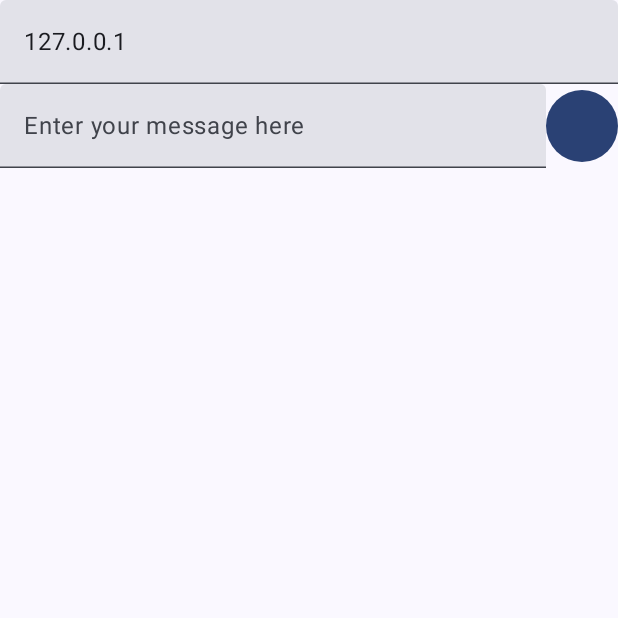
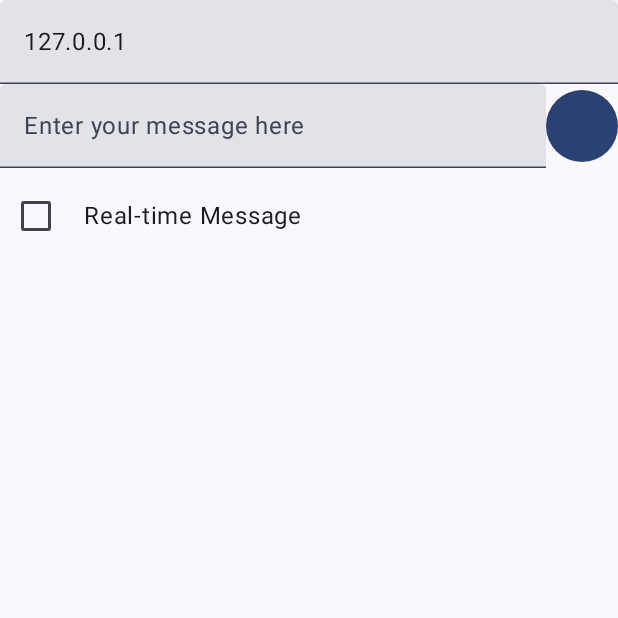
Before and after one commit to ScrapW/Chatbox, an Android app built with Jetpack Compose: the screen it shows after launch (MainActivity), on a phone screen of 412 x 824 dp, the top half of it. Run offline under Robolectric (Android 15) with nearby library versions, the phone set to English and light mode, and no system bars; libraries missing offline, so code that uses them is left out: com.illposed.osc.

Commit message:
Add Real-time Message Option

```diff
--- a/app/src/main/java/com/scrapw/chatbox/Chatbox.kt
+++ b/app/src/main/java/com/scrapw/chatbox/Chatbox.kt
@@ -23,7 +23,7 @@ class Chatbox {
         }
 
     var oscPort = 9000
-    var realtimeUpdate = true
+    var realtimeMsg = false
 
     private var inetAddress = InetAddress.getByName(ipAddress)
 
--- a/app/src/main/java/com/scrapw/chatbox/ui/ChatboxScreen.kt
+++ b/app/src/main/java/com/scrapw/chatbox/ui/ChatboxScreen.kt
@@ -1,16 +1,11 @@
 package com.scrapw.chatbox.ui
 
-import androidx.compose.foundation.layout.Column
-import androidx.compose.foundation.layout.Row
-import androidx.compose.foundation.layout.size
+import androidx.compose.foundation.layout.*
 import androidx.compose.foundation.text.KeyboardActions
 import androidx.compose.foundation.text.KeyboardOptions
 import androidx.compose.material.icons.Icons
 import androidx.compose.material.icons.filled.Send
-import androidx.compose.material3.Button
-import androidx.compose.material3.Icon
-import androidx.compose.material3.Text
-import androidx.compose.material3.TextField
+import androidx.compose.material3.*
 import androidx.compose.runtime.*
 import androidx.compose.ui.Alignment
 import androidx.compose.ui.Modifier
@@ -86,10 +81,29 @@ fun MessageInputBox(chatboxViewModel: ChatboxViewModel, modifier: Modifier = Mod
 }
 
 @Composable
+fun Option(chatboxViewModel: ChatboxViewModel, modifier: Modifier = Modifier) {
+    Row(
+        Modifier.padding(vertical = 8.dp),
+        verticalAlignment = Alignment.CenterVertically
+    ) {
+        Checkbox(
+            checked = chatboxViewModel.isRealtimeMsgEnabled.value,
+            onCheckedChange = { isChecked ->
+                chatboxViewModel.onRealtimeMsgChanged(isChecked)
+            },
+            modifier = Modifier.padding(end = 8.dp)
+        )
+
+        Text("Real-time Message")
+    }
+}
+
+@Composable
 fun ChatScreen(chatboxViewModel: ChatboxViewModel = viewModel()) {
     Column() {
         IpInputBox(chatboxViewModel)
         MessageInputBox(chatboxViewModel)
+        Option(chatboxViewModel)
     }
 }
 
```
Also changed, not shown: app/src/main/java/com/scrapw/chatbox/ui/ChatboxViewModel.kt (+8 -1 lines).
